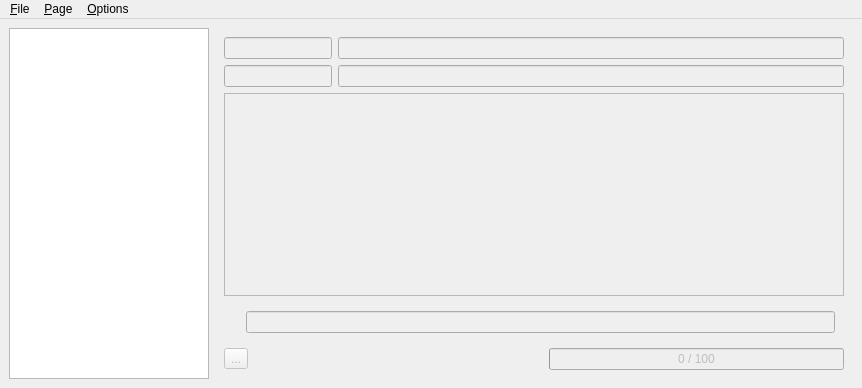
samstyle/transtext, file mainwin.ui: the form before one commit.
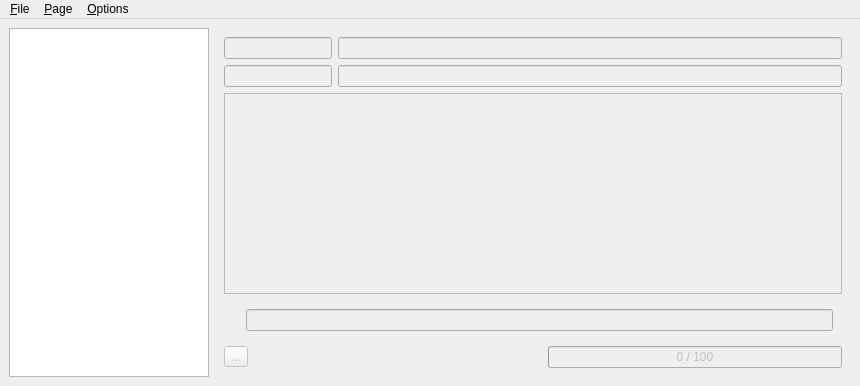
The form after the commit. Icons and pictures are not drawn.

```diff
--- a/mainwin.ui
+++ b/mainwin.ui
@@ -6,8 +6,8 @@
    <rect>
     <x>0</x>
     <y>0</y>
-    <width>862</width>
-    <height>388</height>
+    <width>860</width>
+    <height>386</height>
    </rect>
   </property>
   <property name="windowTitle">
@@ -169,8 +169,8 @@
     <rect>
      <x>0</x>
      <y>0</y>
-     <width>862</width>
-     <height>21</height>
+     <width>860</width>
+     <height>22</height>
     </rect>
    </property>
    <widget class="QMenu" name="menuFile">
```
Left out of the diff: 5 changed lines with no effect on the pictures.
